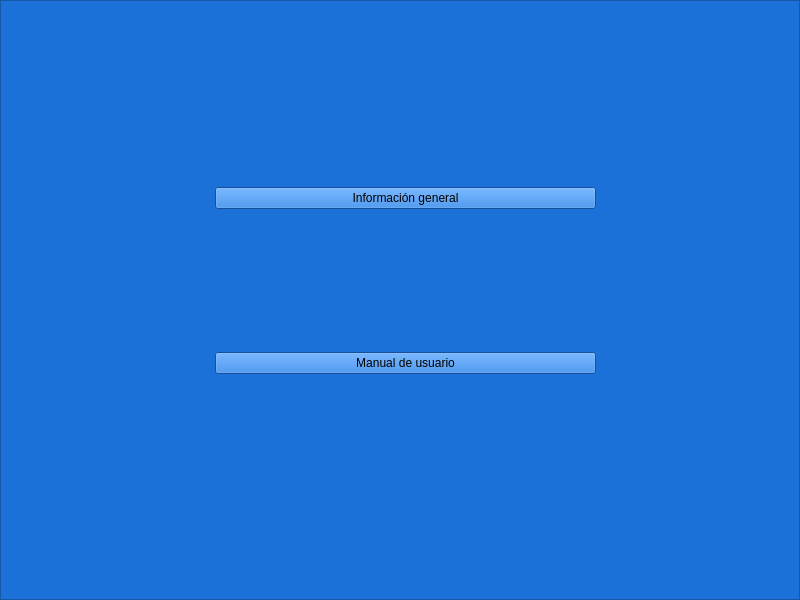
The window that LatencyTester/startscreen.ui (guille31794/latency_tester) describes before a commit, drawn with Qt 5.
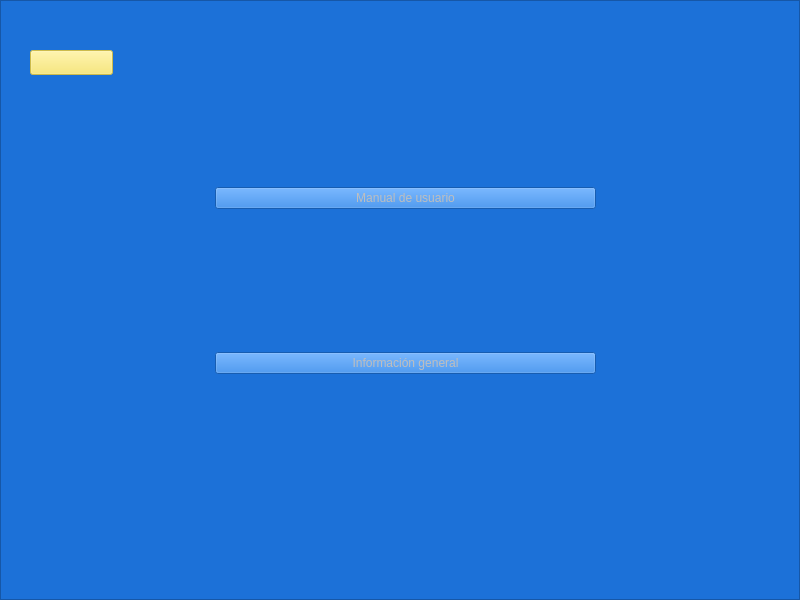
The same window after the commit.

Commit message: Ui can perform screen changes. Started to implement back button

Diff of the .ui file:
```diff
--- a/LatencyTester/startscreen.ui
+++ b/LatencyTester/startscreen.ui
@@ -74,7 +74,7 @@
    </widget>
    <widget class="QFrame" name="helpFrame">
     <property name="enabled">
-     <bool>true</bool>
+     <bool>false</bool>
     </property>
     <property name="geometry">
      <rect>
@@ -112,22 +112,45 @@
       <property name="rightMargin">
        <number>5</number>
       </property>
-      <item>
-       <widget class="QPushButton" name="generalInfoButton">
-        <property name="text">
-         <string>Información general</string>
-        </property>
-       </widget>
-      </item>
       <item>
        <widget class="QPushButton" name="userManualButton">
+        <property name="enabled">
+         <bool>false</bool>
+        </property>
         <property name="text">
          <string>Manual de usuario</string>
         </property>
        </widget>
       </item>
+      <item>
+       <widget class="QPushButton" name="generalInfoButton">
+        <property name="text">
+         <string>Información general</string>
+        </property>
+       </widget>
+      </item>
      </layout>
     </widget>
+    <widget class="QPushButton" name="backButton">
+     <property name="enabled">
+      <bool>false</bool>
+     </property>
+     <property name="geometry">
+      <rect>
+       <x>30</x>
+       <y>50</y>
+       <width>83</width>
+       <height>25</height>
+      </rect>
+     </property>
+     <property name="styleSheet">
+      <string notr="true">background-color: rgb(248, 228, 92);
+border-color: rgb(246, 211, 45);</string>
+     </property>
+     <property name="text">
+      <string/>
+     </property>
+    </widget>
    </widget>
   </widget>
  </widget>
```
The commit also changes 1 other file.
